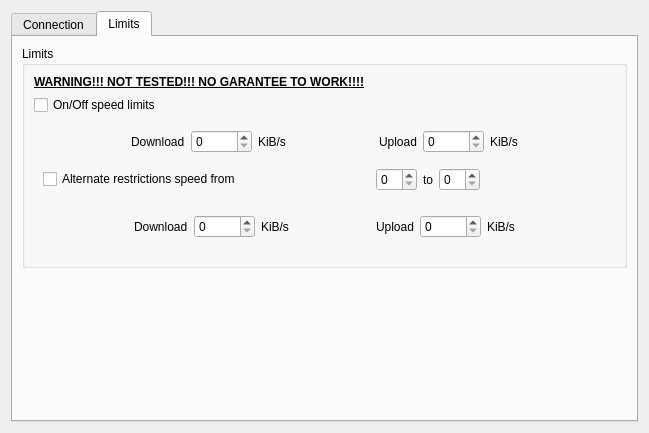
Before: the Qt Designer form eiskaltdcpp/ui/UISettingsConnection.ui in eiskaltdcpp/eiskaltdcpp, drawn with Qt 5.
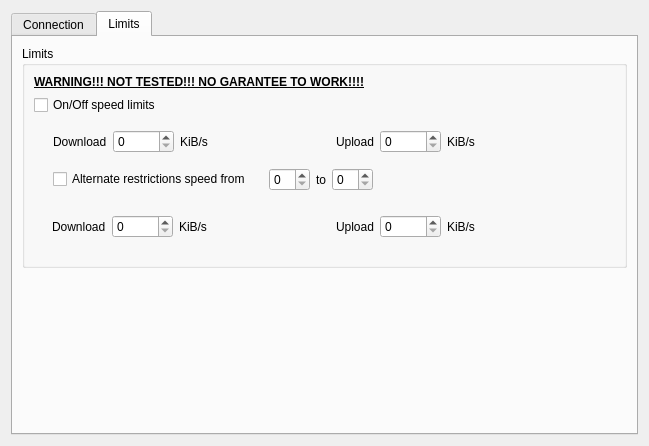
After: the same form once the commit is applied. The open tabs and pages were chosen to show the change.

Commit message: Updated Russian translation, corrected UI

What changed in the file:
```diff
--- a/eiskaltdcpp/ui/UISettingsConnection.ui
+++ b/eiskaltdcpp/ui/UISettingsConnection.ui
@@ -7,7 +7,7 @@
     <x>0</x>
     <y>0</y>
     <width>649</width>
-    <height>421</height>
+    <height>446</height>
    </rect>
   </property>
   <property name="windowTitle">
@@ -335,19 +335,12 @@
             <layout class="QVBoxLayout" name="verticalLayout_4">
              <item>
               <layout class="QHBoxLayout" name="horizontalLayout_2">
-               <item>
-                <spacer name="horizontalSpacer_8">
-                 <property name="orientation">
-                  <enum>Qt::Horizontal</enum>
-                 </property>
-                 <property name="sizeHint" stdset="0">
-                  <size>
-                   <width>40</width>
-                   <height>20</height>
-                  </size>
-                 </property>
-                </spacer>
-               </item>
+               <property name="leftMargin">
+                <number>10</number>
+               </property>
+               <property name="rightMargin">
+                <number>10</number>
+               </property>
                <item>
                 <widget class="QLabel" name="label_11">
                  <property name="text">
@@ -420,6 +413,9 @@
              </item>
              <item>
               <layout class="QHBoxLayout" name="horizontalLayout_3">
+               <property name="leftMargin">
+                <number>10</number>
+               </property>
                <item>
                 <widget class="QCheckBox" name="checkBox_TIME_DEPENDENT_THROTTLE">
                  <property name="text">
@@ -436,19 +432,6 @@
                   <enum>QFrame::Raised</enum>
                  </property>
                  <layout class="QHBoxLayout" name="horizontalLayout_4">
-                  <item>
-                   <spacer name="horizontalSpacer_3">
-                    <property name="orientation">
-                     <enum>Qt::Horizontal</enum>
-                    </property>
-                    <property name="sizeHint" stdset="0">
-                     <size>
-                      <width>40</width>
-                      <height>20</height>
-                     </size>
-                    </property>
-                   </spacer>
-                  </item>
                   <item>
                    <widget class="QSpinBox" name="spinBox_BANDWIDTH_LIMIT_START">
                     <property name="maximum">
@@ -499,19 +482,6 @@
                <layout class="QVBoxLayout" name="verticalLayout_5">
                 <item>
                  <layout class="QHBoxLayout" name="horizontalLayout">
-                  <item>
-                   <spacer name="horizontalSpacer_7">
-                    <property name="orientation">
-                     <enum>Qt::Horizontal</enum>
-                    </property>
-                    <property name="sizeHint" stdset="0">
-                     <size>
-                      <width>40</width>
-                      <height>20</height>
-                     </size>
-                    </property>
-                   </spacer>
-                  </item>
                   <item>
                    <widget class="QLabel" name="label_9">
                     <property name="text">
```
Left out of the diff: 2 changed lines with no effect on the pictures. The commit also changes 1 other file.
